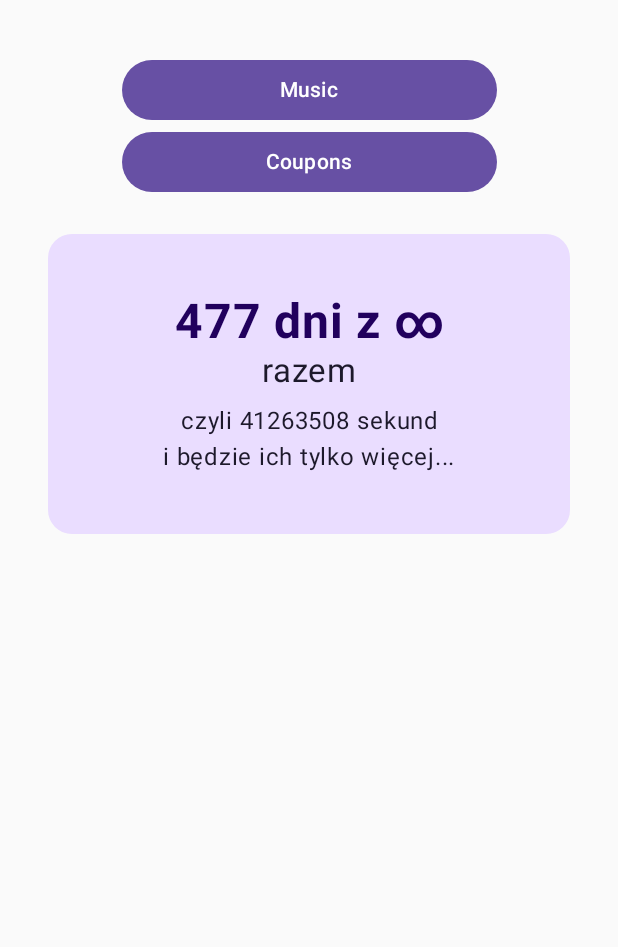
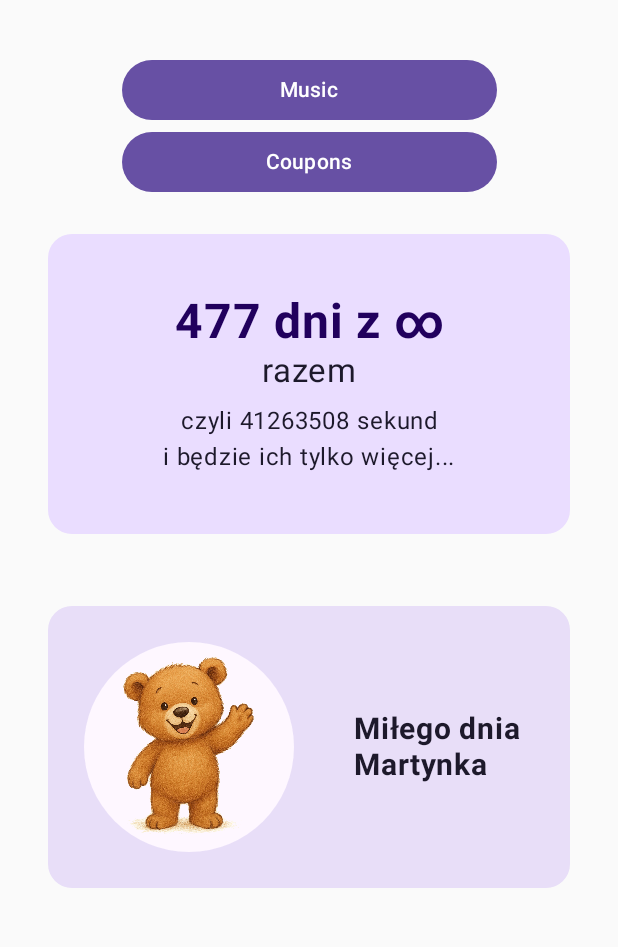
Before and after one commit to M-ichael-M/YourGarden, an Android app built with Jetpack Compose: the screen it shows after launch (MainActivity), on a phone screen of 412 x 824 dp, the part 96-1043 px from its top. Run offline under Robolectric (Android 15) with nearby library versions, the phone set to English and light mode, and no system bars; our stand-ins replace Room's generated code; libraries missing offline, so code that uses them is left out: javax.mail, javax.mail.internet.

Commit message:
UI UPDATE

```diff
--- a/app/build.gradle.kts
+++ b/app/build.gradle.kts
@@ -14,8 +14,8 @@ android {
         applicationId = "com.example.yourgarden"
         minSdk = 24
         targetSdk = 36
-        versionCode = 1
-        versionName = "1.0"
+        versionCode = 2
+        versionName = "1.3"
 
         testInstrumentationRunner = "androidx.test.runner.AndroidJUnitRunner"
         javaCompileOptions {
--- a/app/src/main/java/com/example/yourgarden/MainActivity.kt
+++ b/app/src/main/java/com/example/yourgarden/MainActivity.kt
@@ -1,10 +1,12 @@
 package com.example.yourgarden
 
+import android.os.Build
 import android.os.Bundle
 import androidx.activity.ComponentActivity
 import androidx.activity.compose.setContent
 import androidx.activity.enableEdgeToEdge
 import androidx.activity.viewModels
+import androidx.annotation.RequiresApi
 import androidx.lifecycle.lifecycleScope
 import com.example.yourgarden.data.GardenDatabase
 import com.example.yourgarden.ui.CouponsRepository
@@ -13,43 +15,46 @@ import com.example.yourgarden.ui.MusicListRepository
 import com.example.yourgarden.ui.MusicViewModelFactory
 import com.example.yourgarden.ui.screens.CouponsViewModel
 import com.example.yourgarden.ui.screens.CouponsViewModelFactory
-import com.example.yourgarden.ui.screens.HomeViewModel
 import com.example.yourgarden.ui.screens.music.MusicViewModel
 import com.example.yourgarden.ui.theme.YourGardenTheme
 import kotlinx.coroutines.launch
+import androidx.core.content.edit
 
 
 class MainActivity : ComponentActivity() {
-    private val homeVm by viewModels<HomeViewModel>()
     private val musicVm: MusicViewModel by viewModels {
         MusicViewModelFactory(application)
     }
     private val couponsVm: CouponsViewModel by viewModels {
         CouponsViewModelFactory(
             repository = CouponsRepository(GardenDatabase.getInstance(this).couponsDao())
-            // Przekazujemy MainActivity jako Context
         )
     }
 
+    @RequiresApi(Build.VERSION_CODES.O)
     override fun onCreate(savedInstanceState: Bundle?) {
         super.onCreate(savedInstanceState)
         enableEdgeToEdge()
 
-
         val sharedPreferences = getSharedPreferences("app_prefs", MODE_PRIVATE)
         val isFirstLaunch = sharedPreferences.getBoolean("is_first_launch", true)
 
-        if (isFirstLaunch) {
-            val repository = MusicListRepository(this)
-            lifecycleScope.launch {
+        lifecycleScope.launch {
+            val repository = MusicListRepository(this@MainActivity)
+
+            if (isFirstLaunch) {
+                // Pierwsze uruchomienie - dodaj wszystkie piosenki
                 repository.insertSampleSongs()
-                sharedPreferences.edit().putBoolean("is_first_launch", false).apply()
+                sharedPreferences.edit { putBoolean("is_first_launch", false) }
+            } else {
+                // Kolejne uruchomienia - sprawdź czy wszystkie piosenki są w bazie
+                repository.syncSampleSongs()
             }
         }
 
         setContent {
             YourGardenTheme {
-                GardenApp(homeViewModel = homeVm, musicViewModel = musicVm, couponsViewModel = couponsVm)
+                GardenApp(musicViewModel = musicVm, couponsViewModel = couponsVm)
             }
         }
     }
--- a/app/src/main/java/com/example/yourgarden/ui/MusicListRepository.kt
+++ b/app/src/main/java/com/example/yourgarden/ui/MusicListRepository.kt
@@ -5,6 +5,7 @@ import com.example.yourgarden.data.GardenDatabase
 import com.example.yourgarden.data.song.SongDao
 import com.example.yourgarden.data.song.SongEntity
 import kotlinx.coroutines.flow.Flow
+import kotlinx.coroutines.flow.first
 
 class MusicListRepository(context: Context) : SongDao {
     private val dao = GardenDatabase.getInstance(context).songDao()
@@ -21,8 +22,8 @@ class MusicListRepository(context: Context) : SongDao {
         dao.updateDownloadStatus(youtubeUrl, status)
     }
 
-    suspend fun insertSampleSongs() {
-        val sampleSongs = listOf(
+    private fun getSampleSongs(): List<SongEntity> {
+        return listOf(
             SongEntity(
                 title = "Say you won't let go",
                 artist = "James Arthur",
@@ -4219,8 +4220,32 @@ class MusicListRepository(context: Context) : SongDao {
             SongEntity(title = "Teddy Picker", artist = "Arctic Monkeys", duration = 4, youtubeUrl = "https://youtu.be/VredAgNScOw", filePath = null, downloadStatus = null),
             SongEntity(title = "Me and Your Mama", artist = "Childish Gambino", duration = 4, youtubeUrl = "https://www.youtube.com/watch?v=fDNK7D6YMBQ", filePath = null, downloadStatus = null),
             SongEntity(title = "SLOW DANCING IN THE DARK", artist = "Joji", duration = 4, youtubeUrl = "https://youtu.be/K3Qzzggn--s", filePath = null, downloadStatus = null),
+        )
+    }
 
-            )
-        dao.insertAll(sampleSongs)
+    suspend fun insertSampleSongs() {
+        dao.insertAll(getSampleSongs())
+    }
+
+    suspend fun syncSampleSongs() {
+        try {
+            val existingSongs = getAllSongs().first()
+            val sampleSongs = getSampleSongs()
+
+            // Utwórz zbiór YouTubeUrl z istniejących piosenek dla szybszego wyszukiwania
+            val existingUrls = existingSongs.map { it.youtubeUrl }.toSet()
+
+            // Znajdź brakujące piosenki
+            val missingSongs = sampleSongs.filter { sample ->
+                sample.youtubeUrl !in existingUrls
+            }
+
+            // Dodaj brakujące piosenki do bazy
+            if (missingSongs.isNotEmpty()) {
+                dao.insertAll(missingSongs)
+            }
+        } catch (e: Exception) {
+            e.printStackTrace()
+        }
     }
 }
--- a/app/src/main/java/com/example/yourgarden/ui/YourGardenScreen.kt
+++ b/app/src/main/java/com/example/yourgarden/ui/YourGardenScreen.kt
@@ -1,6 +1,9 @@
 package com.example.yourgarden.ui
 
+import android.os.Build
+import androidx.annotation.RequiresApi
 import androidx.annotation.StringRes
+import androidx.compose.foundation.layout.Box
 import androidx.compose.foundation.layout.Column
 import androidx.compose.foundation.layout.fillMaxSize
 import androidx.compose.foundation.layout.fillMaxWidth
@@ -38,8 +41,8 @@ import androidx.navigation.compose.rememberNavController
 import com.example.yourgarden.R
 import com.example.yourgarden.ui.screens.CouponsScreen
 import com.example.yourgarden.ui.screens.CouponsViewModel
+import com.example.yourgarden.ui.screens.HeartScreenTransition
 import com.example.yourgarden.ui.screens.HomeScreen
-import com.example.yourgarden.ui.screens.HomeViewModel
 import com.example.yourgarden.ui.screens.music.MusicList
 import com.example.yourgarden.ui.screens.music.MusicViewModel
 
@@ -90,10 +93,10 @@ fun GardenAppBar(
     )
 }
 
+@RequiresApi(Build.VERSION_CODES.O)
 @Composable
 fun GardenApp(
     navController: NavController = rememberNavController(),
-    homeViewModel: HomeViewModel,
     musicViewModel: MusicViewModel,
     couponsViewModel: CouponsViewModel
 ) {
@@ -102,9 +105,9 @@ fun GardenApp(
         backStackEntry?.destination?.route ?: GardenScreen.Start.name
     )
 
-    // Stan dla dialogu zmiany URL
     var showDialog by remember { mutableStateOf(false) }
     var urlText by remember { mutableStateOf(musicViewModel.getServerUrl()) }
+    var showScreenTransition by remember { mutableStateOf(false) }
 
     Column(
         modifier = Modifier.fillMaxSize()
@@ -112,10 +115,12 @@ fun GardenApp(
         GardenAppBar(
             currentScreen = currentScreen,
             canNavigateBack = navController.previousBackStackEntry != null,
-            navigateUp = { navController.popBackStack() },
-            // Przekazujemy viewModel
+            navigateUp = {
+                showScreenTransition = true
+                navController.popBackStack()
+            },
             onSettingsClick = {
-                urlText = musicViewModel.getServerUrl() // Ustawiamy aktualny URL przed otwarciem dialogu
+                urlText = musicViewModel.getServerUrl()
                 showDialog = true
             },
             modifier = Modifier
@@ -123,7 +128,11 @@ fun GardenApp(
                 .wrapContentHeight()
         )
 
-        NavHost(navController = navController as NavHostController, startDestination = GardenScreen.Start.name) {
+        Box(modifier = Modifier.fillMaxSize()) {
+            NavHost(
+                navController = navController as NavHostController,
+                startDestination = GardenScreen.Start.name
+            ) {
                 composable(GardenScreen.Start.name) {
                     HomeScreen(
                         screens = listOf(
@@ -131,13 +140,13 @@ fun GardenApp(
                             GardenScreen.Coupons
                         ),
                         onNextButtonClicked = { screen ->
+                            showScreenTransition = true
                             when (screen) {
                                 GardenScreen.MusicList -> navController.navigate(GardenScreen.MusicList.name)
                                 GardenScreen.Coupons -> navController.navigate(GardenScreen.Coupons.name)
                                 else -> {}
                             }
                         },
-                    homeViewModel,
                         modifier = Modifier
                             .fillMaxSize()
                             .padding(16.dp)
@@ -149,6 +158,14 @@ fun GardenApp(
                 }
                 composable(GardenScreen.Coupons.name) {
                     CouponsScreen(viewModel = couponsViewModel)
+                }
+            }
+
+            // Animacja przejścia ekranów
+            if (showScreenTransition) {
+                HeartScreenTransition(
+                    onAnimationEnd = { showScreenTransition = false }
+                )
             }
         }
 
@@ -169,7 +186,7 @@ fun GardenApp(
                 },
                 confirmButton = {
                     Button(onClick = {
-                        musicViewModel.setServerUrl(urlText) // Zapisujemy nowy URL
+                        musicViewModel.setServerUrl(urlText)
                         showDialog = false
                     }) {
                         Text("OK")
@@ -185,6 +202,8 @@ fun GardenApp(
     }
 }
 
+
+
 @Composable
 @Preview
 fun Preview() {
--- a/app/src/main/java/com/example/yourgarden/ui/screens/Coupons.kt
+++ b/app/src/main/java/com/example/yourgarden/ui/screens/Coupons.kt
@@ -1,7 +1,6 @@
 package com.example.yourgarden.ui.screens
 
 import androidx.compose.foundation.BorderStroke
-import androidx.compose.foundation.background
 import androidx.compose.foundation.layout.Arrangement
 import androidx.compose.foundation.layout.Column
 import androidx.compose.foundation.layout.Row
@@ -28,7 +27,6 @@ import androidx.compose.ui.text.font.FontWeight
 import androidx.compose.ui.text.style.TextDecoration
 import androidx.compose.ui.unit.dp
 import androidx.compose.ui.unit.sp
-import com.example.yourgarden.ui.theme.onPrimaryLight
 
 @Composable
 fun CouponsScreen(
--- a/app/src/main/java/com/example/yourgarden/ui/screens/Home.kt
+++ b/app/src/main/java/com/example/yourgarden/ui/screens/Home.kt
@@ -1,21 +1,27 @@
 package com.example.yourgarden.ui.screens
 
-import android.net.wifi.hotspot2.pps.HomeSp
 import android.os.Build
 import androidx.annotation.RequiresApi
 import androidx.annotation.StringRes
+import androidx.compose.animation.core.Animatable
+import androidx.compose.animation.core.EaseOut
+import androidx.compose.animation.core.tween
 import androidx.compose.foundation.background
+import androidx.compose.foundation.gestures.detectTapGestures
 import androidx.compose.foundation.layout.Arrangement
 import androidx.compose.foundation.layout.Box
 import androidx.compose.foundation.layout.Column
 import androidx.compose.foundation.layout.Row
 import androidx.compose.foundation.layout.Spacer
+import androidx.compose.foundation.layout.fillMaxSize
 import androidx.compose.foundation.layout.fillMaxWidth
 import androidx.compose.foundation.layout.height
+import androidx.compose.foundation.layout.offset
 import androidx.compose.foundation.layout.padding
 import androidx.compose.foundation.layout.size
 import androidx.compose.foundation.layout.widthIn
 import androidx.compose.foundation.lazy.LazyColumn
+import androidx.compose.foundation.shape.CircleShape
 import androidx.compose.foundation.shape.RoundedCornerShape
 import androidx.compose.material3.Button
 import androidx.compose.material3.MaterialTheme
@@ -26,26 +32,33 @@ import androidx.compose.runtime.mutableStateOf
 import androidx.compose.runtime.remember
 import androidx.compose.ui.Alignment
 import androidx.compose.ui.Modifier
+import androidx.compose.ui.draw.alpha
 import androidx.compose.ui.draw.clip
-import androidx.compose.ui.res.dimensionResource
+import androidx.compose.ui.draw.rotate
+import androidx.compose.ui.draw.shadow
+import androidx.compose.ui.graphics.Color
+import androidx.compose.ui.input.pointer.pointerInput
+import androidx.compose.ui.layout.ContentScale
+import androidx.compose.ui.res.painterResource
 import androidx.compose.ui.res.stringResource
 import androidx.compose.ui.text.font.FontWeight
 import androidx.compose.ui.unit.dp
 import androidx.compose.ui.unit.sp
-import com.example.yourgarden.R
+import androidx.compose.foundation.Image
 import com.example.yourgarden.ui.GardenScreen
 import kotlinx.coroutines.delay
-import java.time.LocalDate
+import kotlinx.coroutines.launch
 import java.time.LocalDateTime
 import java.time.temporal.ChronoUnit
-
+import kotlin.random.Random
+import com.example.yourgarden.R
+@RequiresApi(Build.VERSION_CODES.O)
 @Composable
-fun HomeScreen(screens: List<GardenScreen>,
-               onNextButtonClicked: (GardenScreen) -> Unit,
-               viewModel: HomeViewModel,
-               modifier: Modifier = Modifier
-)
-{
+fun HomeScreen(
+    screens: List<GardenScreen>,
+    onNextButtonClicked: (GardenScreen) -> Unit,
+    modifier: Modifier = Modifier
+) {
     LazyColumn(
         modifier = modifier.padding(top = 20.dp),
         verticalArrangement = Arrangement.SpaceBetween
@@ -65,11 +78,10 @@ fun HomeScreen(screens: List<GardenScreen>,
                 }
             }
             Spacer(modifier = Modifier.height(8.dp))
-            if (Build.VERSION.SDK_INT >= Build.VERSION_CODES.O) {
-                DaysSinceBox()
-            }
+            DaysSinceBox()
+            Spacer(modifier = Modifier.height(16.dp))
+            BearGreeting()
         }
-
     }
 }
 
@@ -110,7 +122,7 @@ fun DaysSinceBox(modifier: Modifier = Modifier) {
         modifier = modifier
             .fillMaxWidth()
             .padding(16.dp)
-            .size(200.dp) // Nadaje bardziej kwadratowy kształt
+            .size(200.dp)
             .clip(RoundedCornerShape(16.dp))
             .background(MaterialTheme.colorScheme.primaryContainer),
         contentAlignment = Alignment.Center
@@ -145,3 +157,152 @@ fun DaysSinceBox(modifier: Modifier = Modifier) {
         }
     }
 }
+
+@RequiresApi(Build.VERSION_CODES.O)
+@Composable
+fun BearGreeting(modifier: Modifier = Modifier) {
+    val currentTime = remember { mutableStateOf(LocalDateTime.now()) }
+
+    LaunchedEffect(Unit) {
+        while (true) {
+            delay(60000) // Aktualizuj co minutę
+            currentTime.value = LocalDateTime.now()
+        }
+    }
+
+    val hour = currentTime.value.hour
+    val isSleepTime = hour >= 22 || hour < 7
+    val bearImage = if (isSleepTime) R.drawable.sbear else R.drawable.wbear
+    val greeting = if (isSleepTime) "Dobranoooc" else "Miłego dnia Martynka"
+
+    Box(
+        modifier = modifier
+            .fillMaxWidth()
+            .padding(16.dp)
+            .clip(RoundedCornerShape(16.dp))
+            .background(MaterialTheme.colorScheme.secondaryContainer),
+        contentAlignment = Alignment.Center
+    ) {
+        Row(
+            modifier = Modifier
+                .padding(24.dp)
+                .fillMaxWidth(),
+            horizontalArrangement = Arrangement.Center,
+            verticalAlignment = Alignment.CenterVertically
+        ) {
+            Box(
+                modifier = Modifier
+                    .size(140.dp)
+                    .clip(CircleShape)
+                    .background(MaterialTheme.colorScheme.surface),
+                contentAlignment = Alignment.Center
+            ) {
+                Image(
+                    painter = painterResource(id = bearImage),
+                    contentDescription = "Bear",
+                    modifier = Modifier
+                        .size(120.dp),
+                    contentScale = ContentScale.Fit
+                )
+            }
+            Spacer(modifier = Modifier.padding(20.dp))
+            Text(
+                text = greeting,
+                fontSize = 20.sp,
+                fontWeight = FontWeight.Bold,
+                color = MaterialTheme.colorScheme.onSecondaryContainer
+            )
+        }
+    }
+}
+
+@Composable
+fun HeartScreenTransition(
+    onAnimationEnd: () -> Unit,
+    modifier: Modifier = Modifier
+) {
+    val hearts = remember {
+        List(25) {
+            HeartParticle(
+                id = it,
+                startX = Random.nextFloat() * 1000 - 500,
+                startY = 900f,
+                delay = (it * 25L)
+            )
+        }
+    }
+
+    Box(
+        modifier = modifier
+            .fillMaxSize()
+            .background(Color.Transparent)
+            .pointerInput(Unit) { detectTapGestures { } }
+    ) {
+        hearts.forEach { heart ->
+            TransitionHeart(heart)
+        }
+    }
+
+    LaunchedEffect(Unit) {
+        delay(2500)
+        onAnimationEnd()
+    }
+}
+
+data class HeartParticle(
+    val id: Int,
+    val startX: Float,
+    val startY: Float,
+    val delay: Long = 0L
+)
+
+@Composable
+fun TransitionHeart(heart: HeartParticle) {
+    val offsetY = remember { Animatable(heart.startY) }
+    val offsetX = remember { Animatable(heart.startX) }
+    val alpha = remember { Animatable(1f) }
+    val rotation = remember { Animatable(0f) }
+
+    LaunchedEffect(heart.id) {
+        delay(heart.delay)
+
+        launch {
+            offsetY.animateTo(
+                targetValue = heart.startY - 1200f,
+                animationSpec = tween(durationMillis = 2200, easing = EaseOut)
+            )
+        }
+        launch {
+            offsetX.animateTo(
+                targetValue = heart.startX * 0.8f,
+                animationSpec = tween(durationMillis = 2200, easing = EaseOut)
+            )
+        }
+        launch {
+            rotation.animateTo(
+                targetValue = 360f,
+                animationSpec = tween(durationMillis = 2200, easing = EaseOut)
+            )
+        }
+        launch {
+            delay(1000)
+            alpha.animateTo(
+                targetValue = 0f,
+                animationSpec = tween(durationMillis = 1000)
+            )
+        }
+    }
+
+    Box(
+        modifier = Modifier
+            .offset(x = offsetX.value.dp, y = offsetY.value.dp)
+            .alpha(alpha.value)
+            .rotate(rotation.value)
+            .shadow(6.dp, shape = CircleShape)
+    ) {
+        Text(
+            text = "❤️",
+            fontSize = 56.sp
+        )
+    }
+}
```
Also changed, not shown: app/src/main/res/drawable/sbear.png (added), app/src/main/res/drawable/wbear.png (added). Lines whose indentation alone changed are shown as unchanged.
